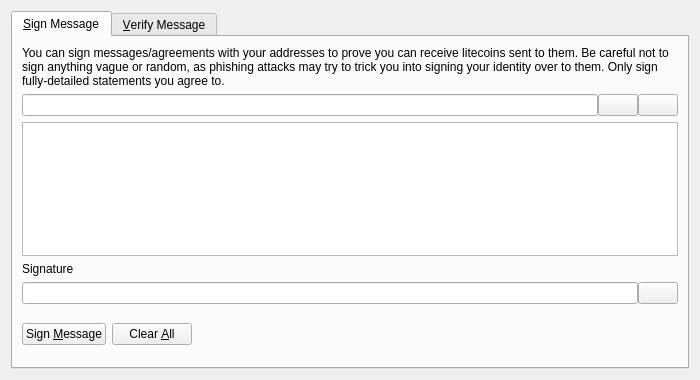
First picture: the form in src/qt/forms/signverifymessagedialog.ui, repository lyt217/lissomcoin, before the edit.
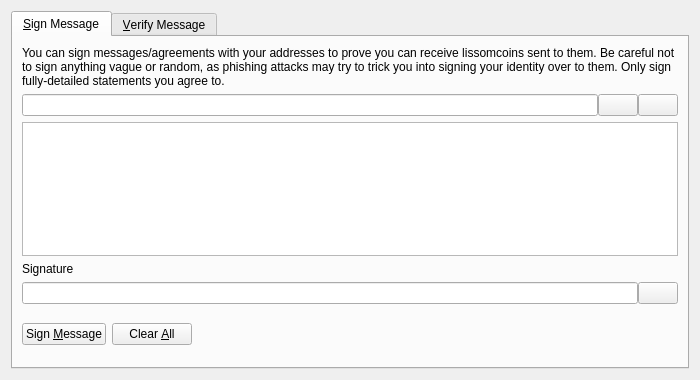
Second picture: the form after the edit. Icons and pictures are not drawn. Custom widgets are drawn as their Qt base class.

```diff
--- a/src/qt/forms/signverifymessagedialog.ui
+++ b/src/qt/forms/signverifymessagedialog.ui
@@ -30,7 +30,7 @@
        <item>
         <widget class="QLabel" name="infoLabel_SM">
          <property name="text">
-          <string>You can sign messages/agreements with your addresses to prove you can receive litecoins sent to them. Be careful not to sign anything vague or random, as phishing attacks may try to trick you into signing your identity over to them. Only sign fully-detailed statements you agree to.</string>
+          <string>You can sign messages/agreements with your addresses to prove you can receive lissomcoins sent to them. Be careful not to sign anything vague or random, as phishing attacks may try to trick you into signing your identity over to them. Only sign fully-detailed statements you agree to.</string>
          </property>
          <property name="textFormat">
           <enum>Qt::PlainText</enum>
```
Left out of the diff: 8 changed lines with no effect on the pictures.
